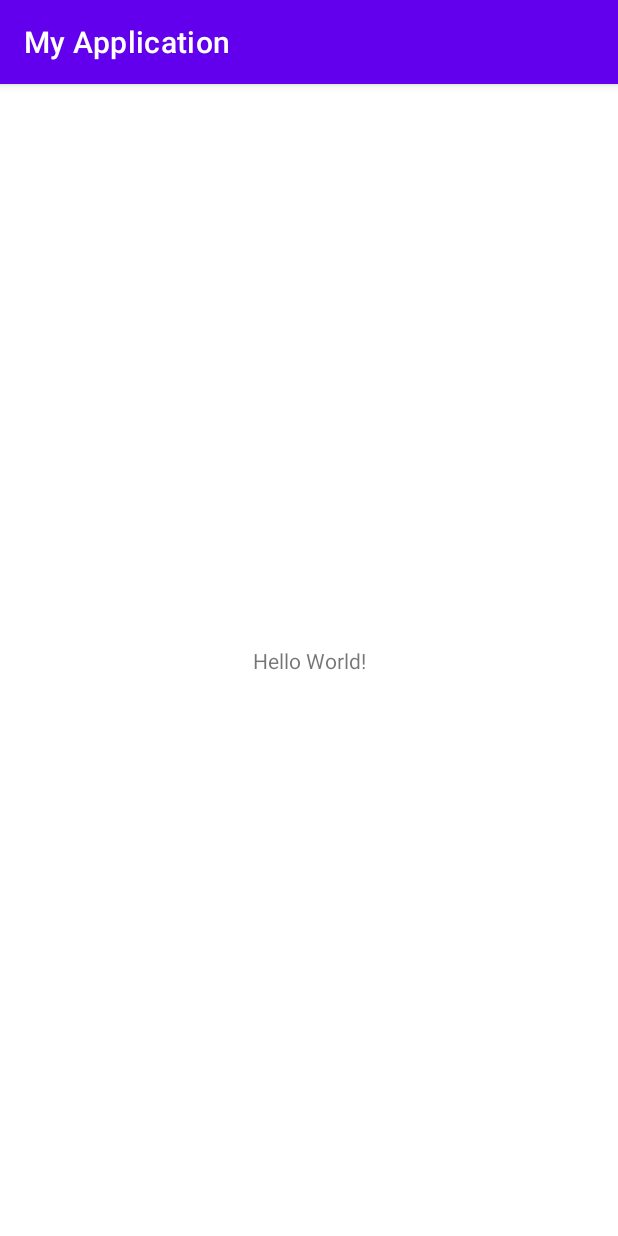
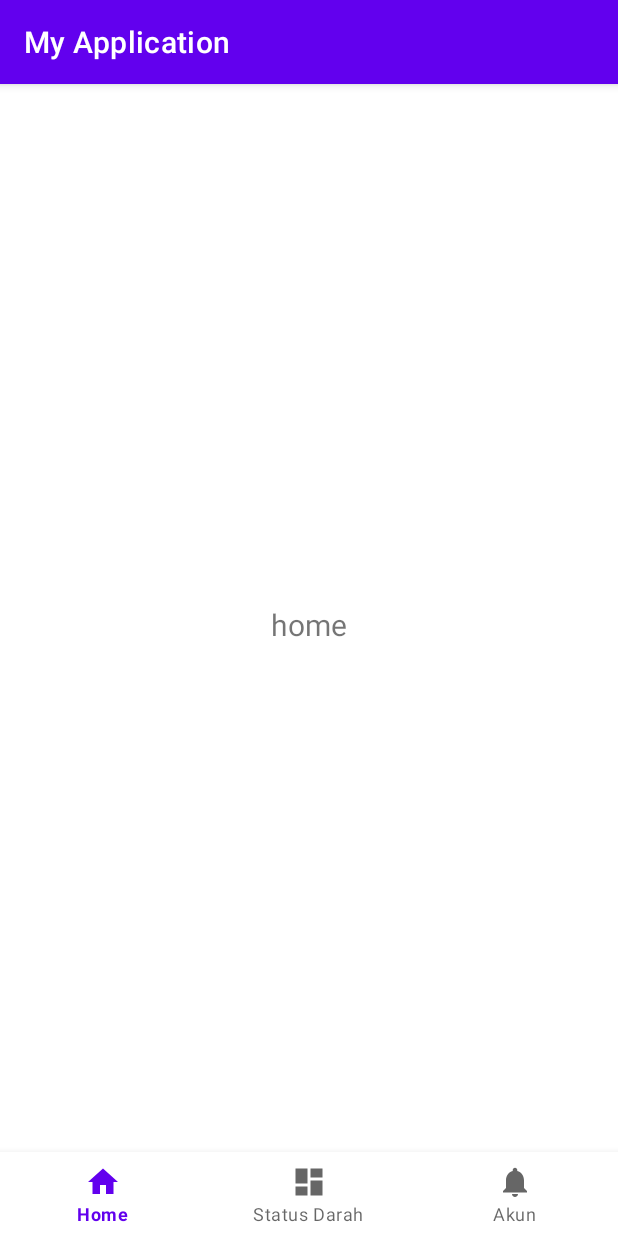
Before and after one commit to yolandomanullang20/PalangMerahIndonesia, an Android app: the screen it shows after launch (MainActivity), on a phone screen of 412 x 824 dp. Run offline under Robolectric (Android 15) with nearby library versions, the phone set to English and light mode, and no system bars.

Commit message:
create layout buttom nav

```diff
--- a/app/src/main/java/org/gaptechteam/myapplication/MainActivity.kt
+++ b/app/src/main/java/org/gaptechteam/myapplication/MainActivity.kt
@@ -2,10 +2,26 @@ package org.gaptechteam.myapplication
 
 import androidx.appcompat.app.AppCompatActivity
 import android.os.Bundle
+import androidx.fragment.app.Fragment
+import androidx.fragment.app.FragmentManager
+import org.gaptechteam.myapplication.fragment.AkunFragment
+import org.gaptechteam.myapplication.fragment.DarahFragment
+import org.gaptechteam.myapplication.fragment.HomeFragment
 
 class MainActivity : AppCompatActivity() {
+
+    val fragmentHome : Fragment = HomeFragment()
+    val fragmentDarah : Fragment = DarahFragment()
+    val fragmentAkun : Fragment = AkunFragment()
+    val fm : FragmentManager =supportFragmentManager
+    var active : Fragment = fragmentHome
+
     override fun onCreate(savedInstanceState: Bundle?) {
         super.onCreate(savedInstanceState)
         setContentView(R.layout.activity_main)
+
+        fm.beginTransaction().add(R.id.container,fragmentHome).show(fragmentHome).commit()
+        fm.beginTransaction().add(R.id.container,fragmentAkun).hide(fragmentAkun).commit()
+        fm.beginTransaction().add(R.id.container,fragmentDarah).hide(fragmentDarah).commit()
     }
 }
--- /dev/null
+++ b/app/src/main/java/org/gaptechteam/myapplication/fragment/AkunFragment.kt
@@ -0,0 +1,20 @@
+package org.gaptechteam.myapplication.fragment
+
+import android.os.Bundle
+import androidx.fragment.app.Fragment
+import android.view.LayoutInflater
+import android.view.View
+import android.view.ViewGroup
+import org.gaptechteam.myapplication.R
+
+class AkunFragment : Fragment() {
+
+    override fun onCreateView(
+        inflater: LayoutInflater, container: ViewGroup?,
+        savedInstanceState: Bundle?
+    ): View? {
+        return inflater.inflate(R.layout.fragment_akun, container, false)
+    }
+
+
+}
--- /dev/null
+++ b/app/src/main/java/org/gaptechteam/myapplication/fragment/DarahFragment.kt
@@ -0,0 +1,20 @@
+package org.gaptechteam.myapplication.fragment
+
+import android.os.Bundle
+import androidx.fragment.app.Fragment
+import android.view.LayoutInflater
+import android.view.View
+import android.view.ViewGroup
+import org.gaptechteam.myapplication.R
+
+class DarahFragment : Fragment() {
+
+    override fun onCreateView(
+        inflater: LayoutInflater, container: ViewGroup?,
+        savedInstanceState: Bundle?
+    ): View? {
+        return inflater.inflate(R.layout.fragment_darah, container, false)
+    }
+
+
+}
--- /dev/null
+++ b/app/src/main/java/org/gaptechteam/myapplication/fragment/HomeFragment.kt
@@ -0,0 +1,20 @@
+package org.gaptechteam.myapplication.fragment
+
+import android.os.Bundle
+import androidx.fragment.app.Fragment
+import android.view.LayoutInflater
+import android.view.View
+import android.view.ViewGroup
+import org.gaptechteam.myapplication.R
+
+class HomeFragment : Fragment() {
+
+    override fun onCreateView(
+        inflater: LayoutInflater, container: ViewGroup?,
+        savedInstanceState: Bundle?
+    ): View? {
+        return inflater.inflate(R.layout.fragment_home, container, false)
+    }
+
+
+}
--- /dev/null
+++ b/app/src/main/res/drawable/ic_dashboard_black_24dp.xml
@@ -0,0 +1,9 @@
+<vector xmlns:android="http://schemas.android.com/apk/res/android"
+    android:width="24dp"
+    android:height="24dp"
+    android:viewportWidth="24.0"
+    android:viewportHeight="24.0">
+    <path
+        android:fillColor="#FF000000"
+        android:pathData="M3,13h8L11,3L3,3v10zM3,21h8v-6L3,15v6zM13,21h8L21,11h-8v10zM13,3v6h8L21,3h-8z" />
+</vector>
--- /dev/null
+++ b/app/src/main/res/drawable/ic_home_black_24dp.xml
@@ -0,0 +1,9 @@
+<vector xmlns:android="http://schemas.android.com/apk/res/android"
+    android:width="24dp"
+    android:height="24dp"
+    android:viewportWidth="24.0"
+    android:viewportHeight="24.0">
+    <path
+        android:fillColor="#FF000000"
+        android:pathData="M10,20v-6h4v6h5v-8h3L12,3 2,12h3v8z" />
+</vector>
--- /dev/null
+++ b/app/src/main/res/drawable/ic_notifications_black_24dp.xml
@@ -0,0 +1,9 @@
+<vector xmlns:android="http://schemas.android.com/apk/res/android"
+    android:width="24dp"
+    android:height="24dp"
+    android:viewportWidth="24.0"
+    android:viewportHeight="24.0">
+    <path
+        android:fillColor="#FF000000"
+        android:pathData="M12,22c1.1,0 2,-0.9 2,-2h-4c0,1.1 0.89,2 2,2zM18,16v-5c0,-3.07 -1.64,-5.64 -4.5,-6.32L13.5,4c0,-0.83 -0.67,-1.5 -1.5,-1.5s-1.5,0.67 -1.5,1.5v0.68C7.63,5.36 6,7.92 6,11v5l-2,2v1h16v-1l-2,-2z" />
+</vector>
--- a/app/src/main/res/layout/activity_main.xml
+++ b/app/src/main/res/layout/activity_main.xml
@@ -1,18 +1,25 @@
 <?xml version="1.0" encoding="utf-8"?>
-<androidx.constraintlayout.widget.ConstraintLayout xmlns:android="http://schemas.android.com/apk/res/android"
+<RelativeLayout
+	xmlns:android="http://schemas.android.com/apk/res/android"
 	xmlns:app="http://schemas.android.com/apk/res-auto"
 	xmlns:tools="http://schemas.android.com/tools"
 	android:layout_width="match_parent"
 	android:layout_height="match_parent"
 	tools:context=".MainActivity">
+	<FrameLayout
+		android:id="@+id/container"
+		android:name="androidx.navigation.fragment.NavHostFragment"
+		android:layout_width="match_parent"
+		android:layout_height="match_parent"
+		android:layout_above="@id/nav_view"/>
+	<com.google.android.material.bottomnavigation.BottomNavigationView
+		android:id="@+id/nav_view"
+		android:layout_width="match_parent"
+		android:layout_height="wrap_content"
+		android:background="?android:attr/windowBackground"
+		app:menu="@menu/bottom_nav_menu"
+		android:layout_alignParentBottom="true"/>
 
-	<TextView
-		android:layout_width="wrap_content"
-		android:layout_height="wrap_content"
-		android:text="Hello World!"
-		app:layout_constraintBottom_toBottomOf="parent"
-		app:layout_constraintLeft_toLeftOf="parent"
-		app:layout_constraintRight_toRightOf="parent"
-		app:layout_constraintTop_toTopOf="parent" />
 
-</androidx.constraintlayout.widget.ConstraintLayout>
+
+</RelativeLayout>
--- /dev/null
+++ b/app/src/main/res/layout/fragment_home.xml
@@ -0,0 +1,22 @@
+<?xml version="1.0" encoding="utf-8"?>
+<androidx.constraintlayout.widget.ConstraintLayout xmlns:android="http://schemas.android.com/apk/res/android"
+    xmlns:app="http://schemas.android.com/apk/res-auto"
+    xmlns:tools="http://schemas.android.com/tools"
+    android:layout_width="match_parent"
+    android:layout_height="match_parent">
+
+    <TextView
+        android:id="@+id/text_home"
+        android:layout_width="match_parent"
+        android:layout_height="wrap_content"
+        android:layout_marginStart="8dp"
+        android:layout_marginTop="8dp"
+        android:layout_marginEnd="8dp"
+        android:textAlignment="center"
+        android:textSize="20sp"
+        android:text="home"
+        app:layout_constraintBottom_toBottomOf="parent"
+        app:layout_constraintEnd_toEndOf="parent"
+        app:layout_constraintStart_toStartOf="parent"
+        app:layout_constraintTop_toTopOf="parent" />
+</androidx.constraintlayout.widget.ConstraintLayout>
--- /dev/null
+++ b/app/src/main/res/menu/bottom_nav_menu.xml
@@ -0,0 +1,19 @@
+<?xml version="1.0" encoding="utf-8"?>
+<menu xmlns:android="http://schemas.android.com/apk/res/android">
+
+    <item
+        android:id="@+id/navigation_home"
+        android:icon="@drawable/ic_home_black_24dp"
+        android:title="@string/title_home" />
+
+    <item
+        android:id="@+id/navigation_dashboard"
+        android:icon="@drawable/ic_dashboard_black_24dp"
+        android:title="Status Darah" />
+
+    <item
+        android:id="@+id/navigation_notifications"
+        android:icon="@drawable/ic_notifications_black_24dp"
+        android:title="Akun" />
+
+</menu>
--- /dev/null
+++ b/app/src/main/res/values/dimens.xml
@@ -0,0 +1,5 @@
+<resources>
+    <!-- Default screen margins, per the Android Design guidelines. -->
+    <dimen name="activity_horizontal_margin">16dp</dimen>
+    <dimen name="activity_vertical_margin">16dp</dimen>
+</resources>
```
Also changed, not shown: app/build.gradle (+9 -0 lines), app/src/main/res/layout/fragment_akun.xml (added, +22 -0 lines), app/src/main/res/layout/fragment_darah.xml (added, +22 -0 lines), app/src/main/res/navigation/mobile_navigation.xml (added, +25 -0 lines), app/src/main/res/values/strings.xml (+7 -1 lines), app/src/main/AndroidManifest.xml (indentation only).
